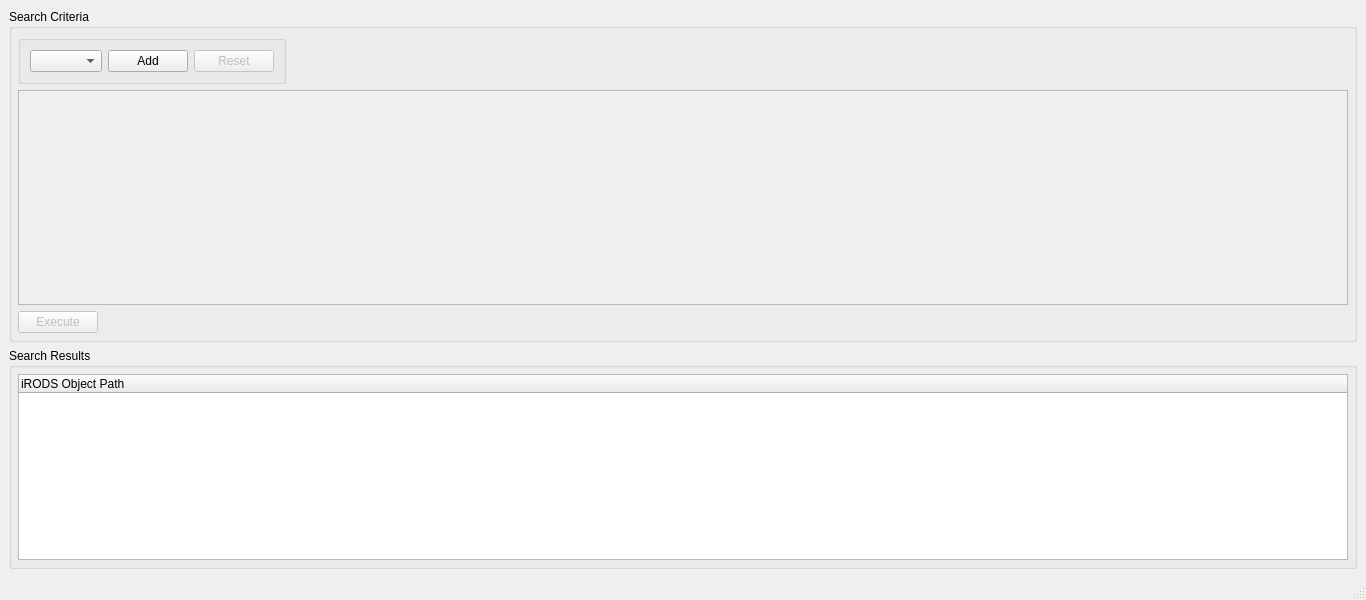
Before: the Qt Designer form src/rodsfindwindow.ui in ilarik/kanki-irodsclient, drawn with Qt 5.
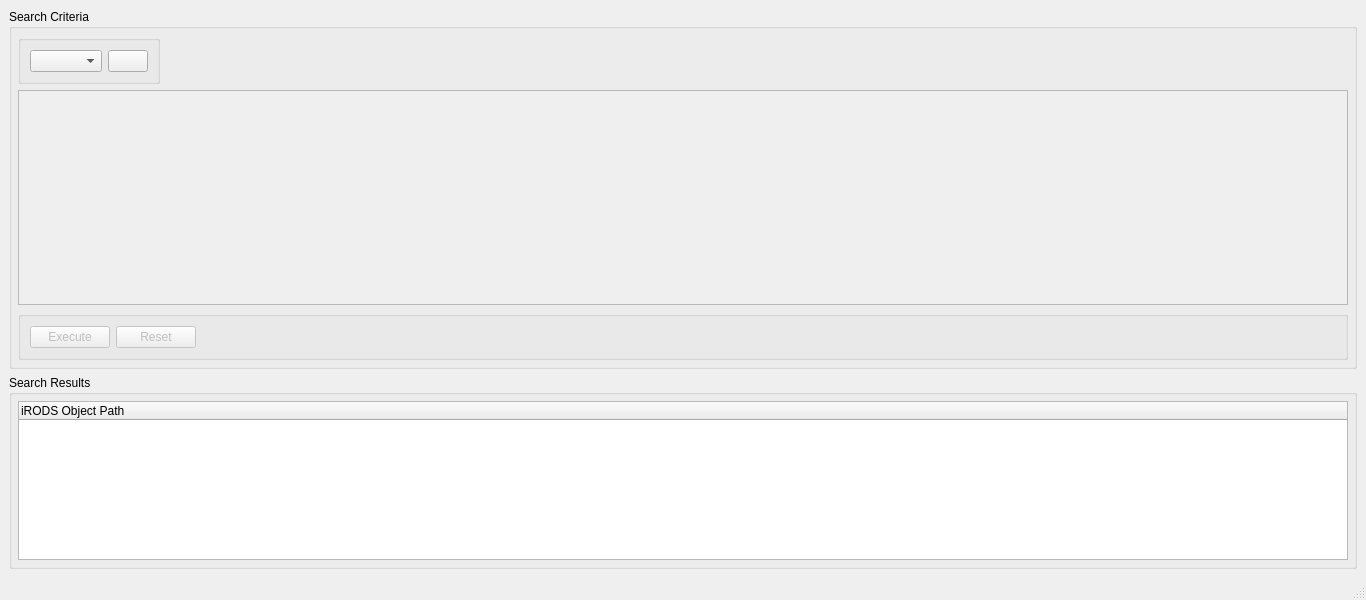
After: the same form once the commit is applied. Icons and pictures are not drawn.

Commit message: + and - icons for buttons editing search criteria

```diff
--- a/src/rodsfindwindow.ui
+++ b/src/rodsfindwindow.ui
@@ -57,17 +57,12 @@
           <item>
            <widget class="QPushButton" name="condAdd">
             <property name="text">
-             <string>Add</string>
+             <string/>
             </property>
-           </widget>
-          </item>
-          <item>
-           <widget class="QPushButton" name="resetButton">
-            <property name="enabled">
-             <bool>false</bool>
-            </property>
-            <property name="text">
-             <string>Reset</string>
+            <property name="icon">
+             <iconset>
+              <normalon>:/tango/icons/list-add.svg</normalon>
+             </iconset>
             </property>
            </widget>
           </item>
@@ -126,7 +121,13 @@
          </widget>
         </widget>
        </item>
-       <item alignment="Qt::AlignLeft">
+       <item>
+        <widget class="QGroupBox" name="groupBox">
+         <property name="title">
+          <string/>
+         </property>
+         <layout class="QHBoxLayout" name="horizontalLayout_3">
+          <item>
         <widget class="QPushButton" name="executeButton">
          <property name="enabled">
           <bool>false</bool>
@@ -140,6 +141,32 @@
          <property name="default">
           <bool>true</bool>
          </property>
+           </widget>
+          </item>
+          <item>
+           <widget class="QPushButton" name="resetButton">
+            <property name="enabled">
+             <bool>false</bool>
+            </property>
+            <property name="text">
+             <string>Reset</string>
+            </property>
+           </widget>
+          </item>
+          <item>
+           <spacer name="horizontalSpacer">
+            <property name="orientation">
+             <enum>Qt::Horizontal</enum>
+            </property>
+            <property name="sizeHint" stdset="0">
+             <size>
+              <width>40</width>
+              <height>20</height>
+             </size>
+            </property>
+           </spacer>
+          </item>
+         </layout>
         </widget>
        </item>
       </layout>
```
Left out of the diff: 2 changed lines with no effect on the pictures. Lines whose indentation alone changed are shown as unchanged. The commit also changes 3 other files.
